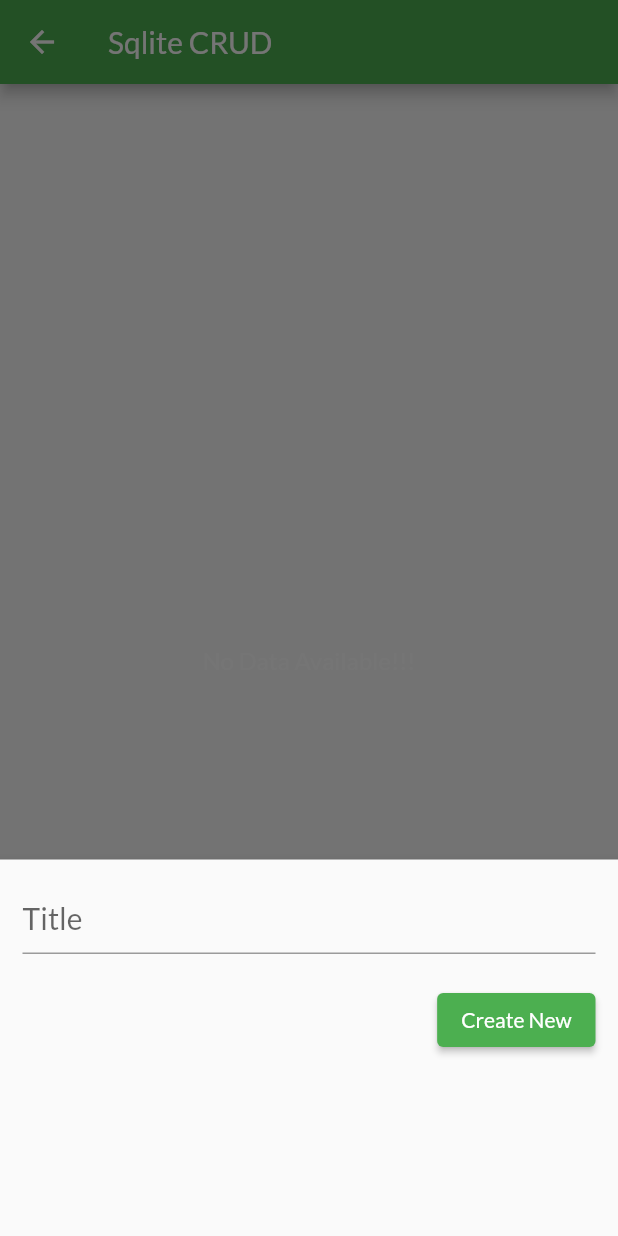
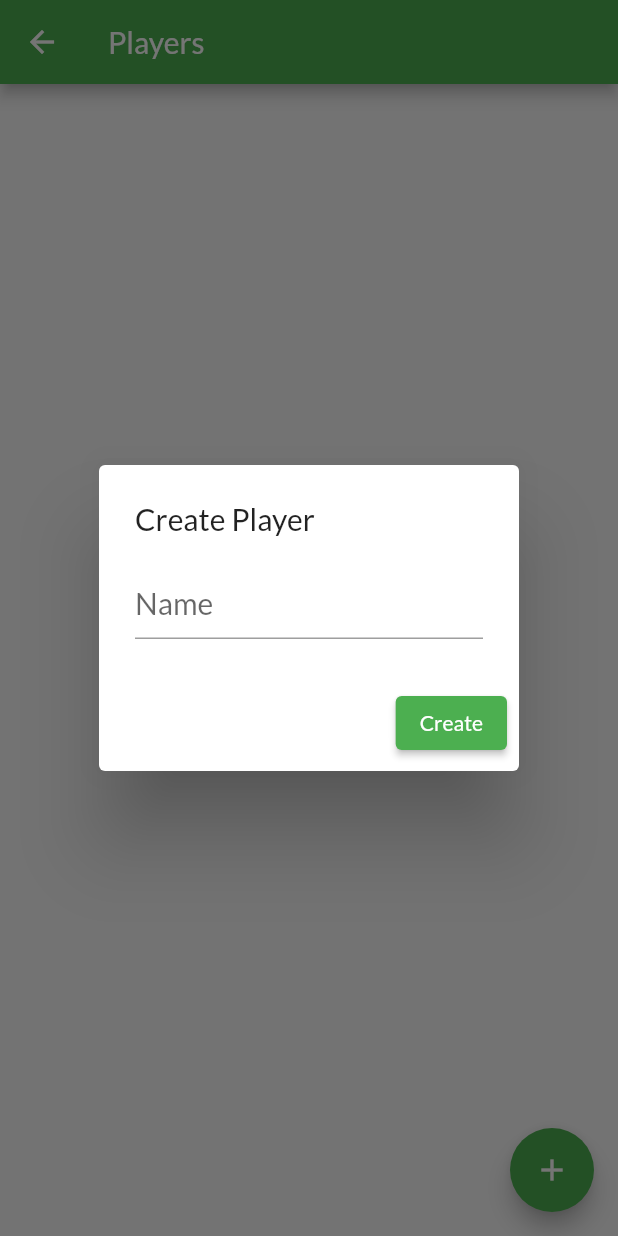
Before and after one commit to YoannMilanesio/MolkkyMatch, a Flutter app: the PlayersPage screen opened by its route, after a tap on the "add" icon, on a phone screen of 412 x 824 dp. Run offline on Flutter 3.47's test engine with Material 2 defaults, Android fonts, the phone set to English and light mode, and no system bars; our stand-ins replace flutter_blurhash, font_awesome_flutter, google_fonts, sqflite; accounts and stored records are empty.

Commit message:
[+] List of players with SQLite database method v2 [+]

```diff
--- a/lib/classes/database/database_helper.dart
+++ b/lib/classes/database/database_helper.dart
@@ -1,72 +1,72 @@
 import 'package:molkky_match/utils/imports.dart';
 import 'package:sqflite/sqflite.dart' as sql;
+import 'package:path/path.dart' as path;
 
 class DatabaseHelper {
-  static Future<void> createTables(sql.Database database) async {
-    await database.execute("""CREATE TABLE players(
-        id INTEGER PRIMARY KEY AUTOINCREMENT NOT NULL,
-        name TEXT,
-        createdAt TIMESTAMP NOT NULL DEFAULT CURRENT_TIMESTAMP,
-        updatedAt TIMESTAMP NOT NULL DEFAULT CURRENT_TIMESTAMP
-      )
-      """);
-  }
-// id: the id of a player
-// title: the name of a player
+  static Future<sql.Database> _getDatabase() async {
+    final dbPath = await sql.getDatabasesPath();
+    final dbFile = path.join(dbPath, 'molkky_match.db');
 
-  static Future<sql.Database> db() async {
     return sql.openDatabase(
-      'molkky_match.db',
+      dbFile,
       version: 1,
-      onCreate: (sql.Database database, int version) async {
-        await createTables(database);
+      onCreate: (db, version) async {
+        await db.execute("""
+          CREATE TABLE players(
+            id INTEGER PRIMARY KEY AUTOINCREMENT NOT NULL,
+            name TEXT,
+            createdAt TIMESTAMP NOT NULL DEFAULT CURRENT_TIMESTAMP,
+            updatedAt TIMESTAMP NOT NULL DEFAULT CURRENT_TIMESTAMP
+          )
+        """);
       },
     );
   }
 
-  // Create new player
-  static Future<int> createPlayer(String? name) async {
-    final db = await DatabaseHelper.db();
+  static Future<int> createPlayer(Player player) async {
+    final db = await _getDatabase();
 
-    final data = {'name': name};
+    final data = player.toMap();
     final id = await db.insert('players', data,
         conflictAlgorithm: sql.ConflictAlgorithm.replace);
     return id;
   }
 
-  // Read all players
-  static Future<List<Map<String, dynamic>>> getPlayers() async {
-    final db = await DatabaseHelper.db();
-    return db.query('players', orderBy: "id");
+  static Future<List<Player>> getPlayers() async {
+    final db = await _getDatabase();
+    final results = await db.query('players', orderBy: "name");
+    return results.map((data) => Player.fromMap(data)).toList();
   }
 
-  // Get a single player by id
-  static Future<List<Map<String, dynamic>>> getPlayer(int id) async {
-    final db = await DatabaseHelper.db();
-    return db.query('players', where: "id = ?", whereArgs: [id], limit: 1);
+  static Future<Player?> getPlayer(int id) async {
+    final db = await _getDatabase();
+    final results = await db.query('players', where: "id = ?", whereArgs: [id], limit: 1);
+
+    if (results.isNotEmpty) {
+      return Player.fromMap(results.first);
+    }
+
+    return null;
   }
 
-  // Update a player by id
-  static Future<int> updatePlayer(
-      int id, String name) async {
-    final db = await DatabaseHelper.db();
+  static Future<int> updatePlayer(Player player) async {
+    final db = await _getDatabase();
 
     final data = {
-      'name': name,
-      'updatedAt': DateTime.now().toString()
+      'name': player.name,
+      'updatedAt': DateTime.now().toIso8601String(),
     };
 
-    final result = await db.update('players', data, where: "id = ?", whereArgs: [id]);
+    final result = await db.update('players', data, where: "id = ?", whereArgs: [player.id]);
     return result;
   }
 
-  // Delete a player by id
   static Future<void> deletePlayer(int id) async {
-    final db = await DatabaseHelper.db();
+    final db = await _getDatabase();
     try {
       await db.delete("players", where: "id = ?", whereArgs: [id]);
     } catch (err) {
-      debugPrint("Something went wrong when deleting an item: $err");
+      print("Something went wrong when deleting an item: $err");
     }
   }
 }
--- a/lib/classes/players/player_class.dart
+++ b/lib/classes/players/player_class.dart
@@ -1,15 +1,31 @@
-import 'package:molkky_match/utils/imports.dart';
-
 class Player {
   int id;
   String name;
+  DateTime createdAt;
+  DateTime updatedAt;
 
-  Player({required this.id, required this.name});
+  Player({
+    required this.id,
+    required this.name,
+    required this.createdAt,
+    required this.updatedAt,
+  });
+
+  factory Player.fromMap(Map<String, dynamic> map) {
+    return Player(
+      id: map['id'],
+      name: map['name'],
+      createdAt: DateTime.parse(map['createdAt']),
+      updatedAt: DateTime.parse(map['updatedAt']),
+    );
+  }
 
   Map<String, dynamic> toMap() {
     return {
       'id': id,
       'name': name,
+      'createdAt': createdAt.toIso8601String(),
+      'updatedAt': updatedAt.toIso8601String(),
     };
   }
 }
--- a/lib/screens/players/players_page.dart
+++ b/lib/screens/players/players_page.dart
@@ -4,109 +4,89 @@ class PlayersPage extends StatefulWidget {
   const PlayersPage({super.key});
 
   @override
-  State<PlayersPage> createState() => _PlayersPageState();
+  _PlayersPageState createState() => _PlayersPageState();
 }
 
 class _PlayersPageState extends State<PlayersPage> {
-// All data
-  List<Map<String, dynamic>> myData = [];
-
-  bool _isLoading = true;
-  // This function is used to fetch all data from the database
-  void _refreshData() async {
-    final data = await DatabaseHelper.getPlayers();
-    setState(() {
-      myData = data;
-      _isLoading = false;
-    });
-  }
+  List<Player> players = [];
+  bool isLoading = true;
 
   @override
   void initState() {
     super.initState();
-    _refreshData(); // Loading the data when the app starts
-  }
-
-  final TextEditingController _nameController = TextEditingController();
-
-  // This function will be triggered when the floating button is pressed
-  // It will also be triggered when you want to update an item
-  void showMyForm(int? id) async {
-    if (id != null) {
-      // id == null -> create new item
-      // id != null -> update an existing item
-      final existingData =
-      myData.firstWhere((element) => element['id'] == id);
-      _nameController.text = existingData['name'];
-    }
-
-    showModalBottomSheet(
-        context: context,
-        elevation: 5,
-        isScrollControlled: true,
-        builder: (_) => Container(
-          padding: EdgeInsets.only(
-            top: 15,
-            left: 15,
-            right: 15,
-            // prevent the soft keyboard from covering the text fields
-            bottom: MediaQuery.of(context).viewInsets.bottom + 120,
-          ),
-          child: Column(
-            mainAxisSize: MainAxisSize.min,
-            crossAxisAlignment: CrossAxisAlignment.end,
-            children: [
-              TextField(
-                controller: _nameController,
-                decoration: const InputDecoration(hintText: 'Title'),
-              ),
-              const SizedBox(
-                height: 20,
-              ),
-              ElevatedButton(
-                onPressed: () async {
-                  // Save new data
-                  if (id == null) {
-                    await addPlayer();
-                  }
-
-                  if (id != null) {
-                    await updateItem(id);
-                  }
-
-                  // Clear the text fields
-                  _nameController.text = '';
-
-                  // Close the bottom sheet
-                  Navigator.of(context).pop();
-                },
-                child: Text(id == null ? 'Create New' : 'Update'),
-              )
-            ],
-          ),
-        ));
-  }
-
-// Insert a new data to the database
-  Future<void> addPlayer() async {
-    await DatabaseHelper.createPlayer(_nameController.text);
     _refreshData();
   }
 
-  // Update an existing data
-  Future<void> updateItem(int id) async {
-    await DatabaseHelper.updatePlayer(
-        id, _nameController.text);
-    _refreshData();
+  void _refreshData() async {
+    final data = await DatabaseHelper.getPlayers();
+    setState(() {
+      players = data;
+      isLoading = false;
+    });
   }
 
-  // Delete an item
-  void deleteItem(int id) async {
-    await DatabaseHelper.deletePlayer(id);
-    ScaffoldMessenger.of(context).showSnackBar(const SnackBar(
-        content: Text('Successfully deleted!'),
-        backgroundColor:Colors.green
-    ));
+  void _showForm({Player? player}) {
+    final TextEditingController nameController = TextEditingController();
+
+    if (player != null) {
+      nameController.text = player.name;
+    }
+
+    showDialog(
+      context: context,
+      builder: (BuildContext context) {
+        return AlertDialog(
+          title: Text(player == null ? 'Create Player' : 'Update Player'),
+          content: TextFormField(
+            controller: nameController,
+            decoration: const InputDecoration(
+              hintText: 'Name',
+            ),
+          ),
+          actions: [
+            ElevatedButton(
+              onPressed: () async {
+                if (player == null) {
+                  await _createPlayer(nameController.text);
+                } else {
+                  player.name = nameController.text;
+                  await _updatePlayer(player);
+                }
+
+                Navigator.of(context).pop();
+                _refreshData();
+              },
+              child: Text(player == null ? 'Create' : 'Update'),
+            ),
+          ],
+        );
+      },
+    );
+  }
+
+  Future<void> _createPlayer(String name) async {
+    final player = Player(
+      id: 0,
+      name: name,
+      createdAt: DateTime.now(),
+      updatedAt: DateTime.now(),
+    );
+    await DatabaseHelper.createPlayer(player);
+  }
+
+  Future<void> _updatePlayer(Player player) async {
+    player.updatedAt = DateTime.now();
+    await DatabaseHelper.updatePlayer(player);
+  }
+
+  void _deletePlayer(int playerId) async {
+    await DatabaseHelper.deletePlayer(playerId);
+    ScaffoldMessenger.of(context).showSnackBar(
+      const SnackBar(
+        content: Text('Player deleted successfully!'),
+        backgroundColor: Colors.green,
+      ),
+    );
     _refreshData();
   }
 
@@ -114,40 +94,46 @@ class _PlayersPageState extends State<PlayersPage> {
   Widget build(BuildContext context) {
     return Scaffold(
       appBar: AppBar(
-        title: const Text('Sqlite CRUD'),
+        title: const Text('Players'),
       ),
-      body: _isLoading
+      body: isLoading
           ? const Center(
         child: CircularProgressIndicator(),
+      ) : players.isEmpty
+          ? const Center(
+        child: Text("No Data Available!!!"),
       )
-          : myData.isEmpty?const Center(child:  Text("No Data Available!!!")):  ListView.builder(
-        itemCount: myData.length,
-        itemBuilder: (context, index) => Card(
-          color:index%2==0?Colors.green: Colors.green[200],
-          margin: const EdgeInsets.all(15),
-          child:ListTile(
-              title: Text(myData[index]['name']),
+          : ListView.builder(
+        itemCount: players.length,
+        itemBuilder: (context, index) {
+          final player = players[index];
+          return Card(
+            color:index%2==0?Colors.green: Colors.green[200],
+            margin: const EdgeInsets.all(15),
+            child: ListTile(
+              title: Text(player.name),
               trailing: SizedBox(
                 width: 100,
                 child: Row(
                   children: [
                     IconButton(
                       icon: const Icon(Icons.edit),
-                      onPressed: () => showMyForm(myData[index]['id']),
+                      onPressed: () => _showForm(player: player),
                     ),
                     IconButton(
                       icon: const Icon(Icons.delete),
-                      onPressed: () =>
-                          deleteItem(myData[index]['id']),
+                      onPressed: () => _deletePlayer(player.id),
                     ),
                   ],
                 ),
-              )),
-        ),
+              ),
+            ),
+          );
+        },
       ),
       floatingActionButton: FloatingActionButton(
         child: const Icon(Icons.add),
-        onPressed: () => showMyForm(null),
+        onPressed: () => _showForm(),
       ),
     );
   }
--- a/lib/utils/imports.dart
+++ b/lib/utils/imports.dart
@@ -14,7 +14,7 @@ export 'package:sqflite/sqflite.dart'; // SQLite
   // -- Classes
     // Database
     export 'package:molkky_match/classes/database/database_helper.dart'; // Base de données
-    // Database
+    // Players
     export 'package:molkky_match/classes/players/player_class.dart'; // Class des joueurs
 
 
```
